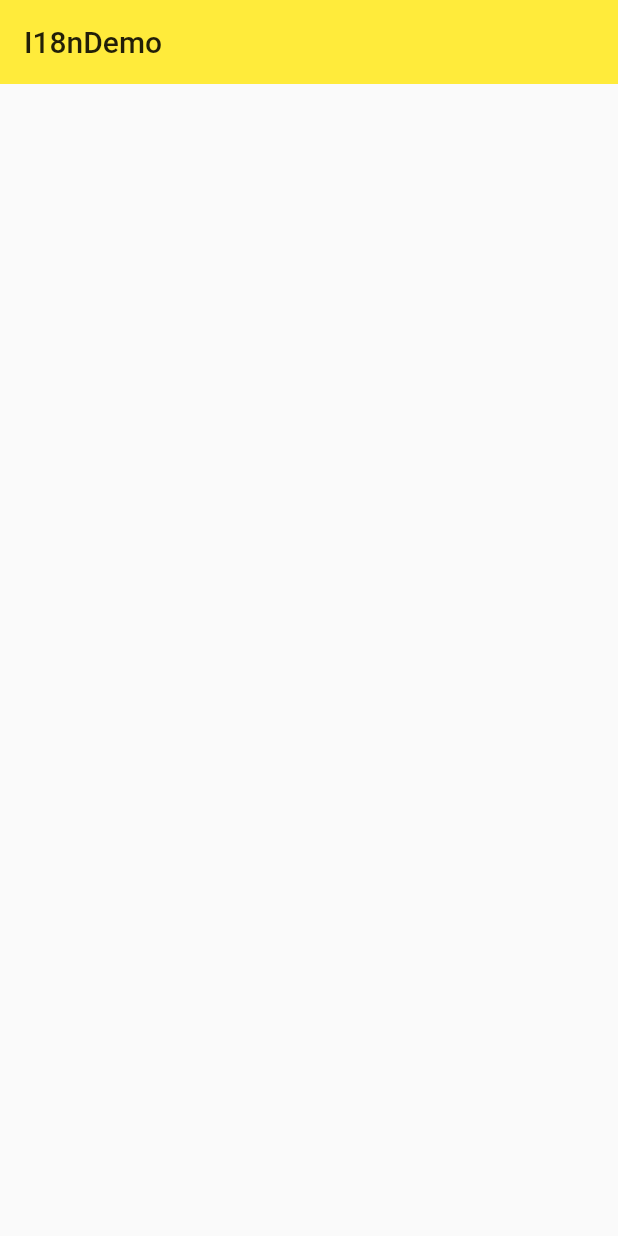
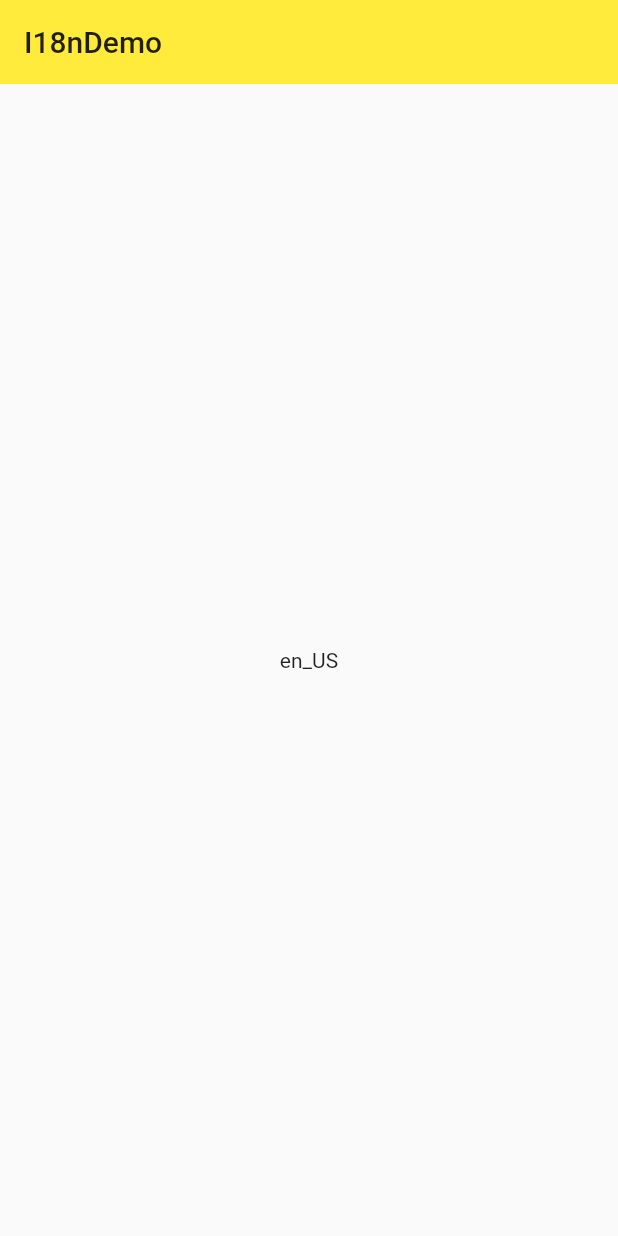
Before and after one commit to shiquan18/aiyi_flutter_demo, a Flutter app: the screen it shows after launch, on a phone screen of 412 x 824 dp. Run offline on Flutter 3.47's test engine with Material 2 defaults, Android fonts, the phone set to English and light mode, and no system bars; our stand-ins replace rxdart.

Commit message:
获取与设置语言和地区

```diff
--- a/lib/demo/guojihua/i18n_demo.dart
+++ b/lib/demo/guojihua/i18n_demo.dart
@@ -3,11 +3,19 @@ import 'package:flutter/material.dart';
 class I18nDemo extends StatelessWidget {
   @override
   Widget build(BuildContext context) {
+    Locale locale = Localizations.localeOf(context);
     return Scaffold(
-      appBar: AppBar(
-        title: Text('I18nDemo'),
-        elevation: 0.0,
-      ),
-    );
+        appBar: AppBar(
+          title: Text('I18nDemo'),
+          elevation: 0.0,
+        ),
+        body: Center(
+          child: Column(
+            mainAxisAlignment: MainAxisAlignment.center,
+            children: <Widget>[
+              Text(locale.toString()),
+            ],
+          ),
+        ));
   }
 }
--- a/lib/main.dart
+++ b/lib/main.dart
@@ -25,6 +25,11 @@ class MyApp extends StatelessWidget {
   @override
   Widget build(BuildContext context) {
     return MaterialApp(
+//      locale: Locale('en', 'US'),
+      localeResolutionCallback:
+          (Locale locale, Iterable<Locale> supportedLocales) {
+        return Locale('en', 'US');
+      },
       localizationsDelegates: [
         GlobalMaterialLocalizations.delegate,
         GlobalWidgetsLocalizations.delegate,
```
